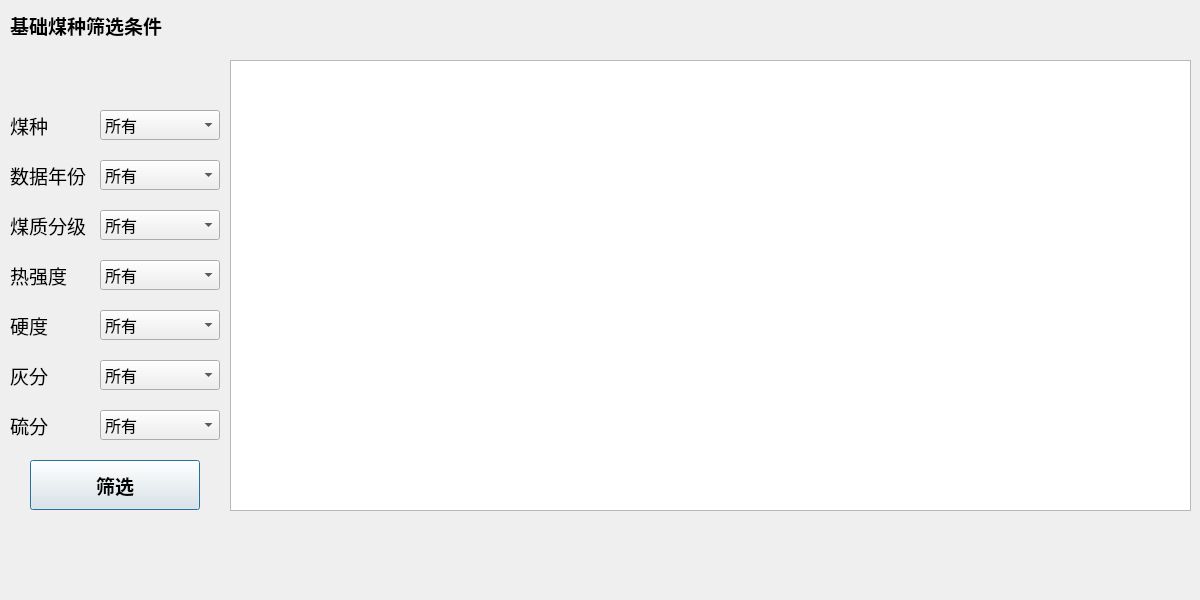
Before: the Qt Designer form base_coal_dialog.ui in jchxu/GUI_Coal_Base, drawn with Qt 5.
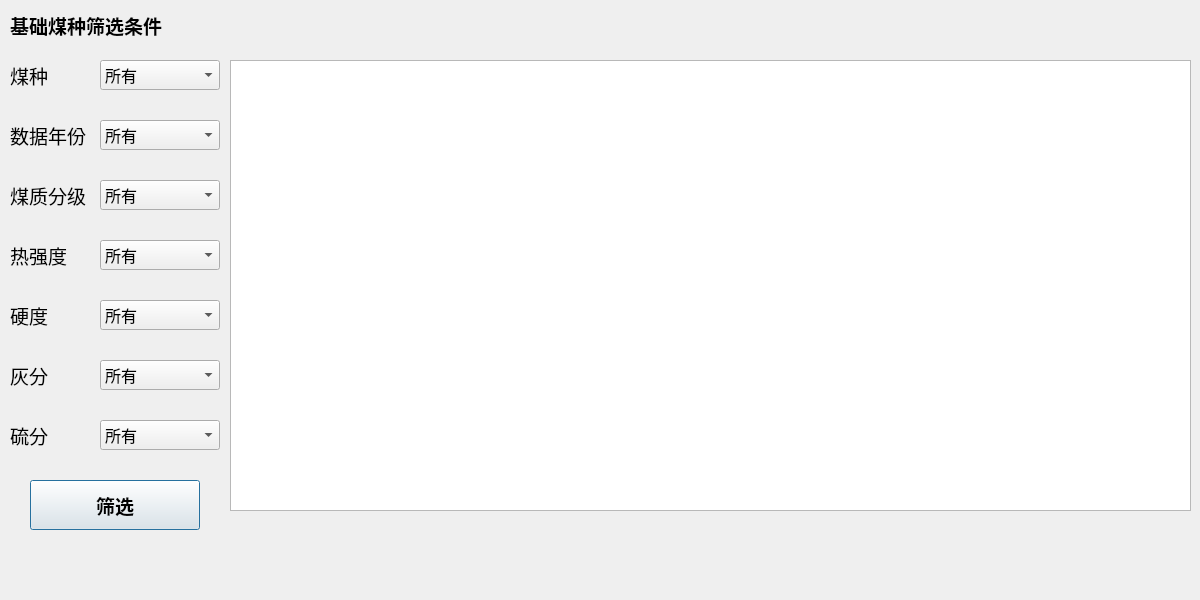
After: the same form once the commit is applied.

Commit message: index base classic

Diff of the .ui file:
```diff
--- a/base_coal_dialog.ui
+++ b/base_coal_dialog.ui
@@ -17,7 +17,7 @@
    <property name="geometry">
     <rect>
      <x>100</x>
-     <y>160</y>
+     <y>120</y>
      <width>120</width>
      <height>30</height>
     </rect>
@@ -78,7 +78,7 @@
    <property name="geometry">
     <rect>
      <x>10</x>
-     <y>260</y>
+     <y>240</y>
      <width>81</width>
      <height>31</height>
     </rect>
@@ -145,7 +145,7 @@
    <property name="geometry">
     <rect>
      <x>30</x>
-     <y>460</y>
+     <y>480</y>
      <width>170</width>
      <height>50</height>
     </rect>
@@ -166,7 +166,7 @@
    <property name="geometry">
     <rect>
      <x>10</x>
-     <y>110</y>
+     <y>60</y>
      <width>41</width>
      <height>31</height>
     </rect>
@@ -208,7 +208,7 @@
    <property name="geometry">
     <rect>
      <x>10</x>
-     <y>310</y>
+     <y>300</y>
      <width>81</width>
      <height>31</height>
     </rect>
@@ -229,7 +229,7 @@
    <property name="geometry">
     <rect>
      <x>100</x>
-     <y>260</y>
+     <y>240</y>
      <width>120</width>
      <height>30</height>
     </rect>
@@ -265,7 +265,7 @@
    <property name="geometry">
     <rect>
      <x>100</x>
-     <y>410</y>
+     <y>420</y>
      <width>120</width>
      <height>30</height>
     </rect>
@@ -332,7 +332,7 @@
    <property name="geometry">
     <rect>
      <x>10</x>
-     <y>410</y>
+     <y>420</y>
      <width>81</width>
      <height>31</height>
     </rect>
@@ -353,7 +353,7 @@
    <property name="geometry">
     <rect>
      <x>100</x>
-     <y>310</y>
+     <y>300</y>
      <width>120</width>
      <height>30</height>
     </rect>
@@ -399,7 +399,7 @@
    <property name="geometry">
     <rect>
      <x>100</x>
-     <y>110</y>
+     <y>60</y>
      <width>120</width>
      <height>30</height>
     </rect>
@@ -445,7 +445,7 @@
    <property name="geometry">
     <rect>
      <x>10</x>
-     <y>160</y>
+     <y>120</y>
      <width>101</width>
      <height>31</height>
     </rect>
@@ -466,7 +466,7 @@
    <property name="geometry">
     <rect>
      <x>10</x>
-     <y>210</y>
+     <y>180</y>
      <width>81</width>
      <height>31</height>
     </rect>
@@ -487,7 +487,7 @@
    <property name="geometry">
     <rect>
      <x>100</x>
-     <y>210</y>
+     <y>180</y>
      <width>120</width>
      <height>30</height>
     </rect>
```
The commit also changes 10 other files.
